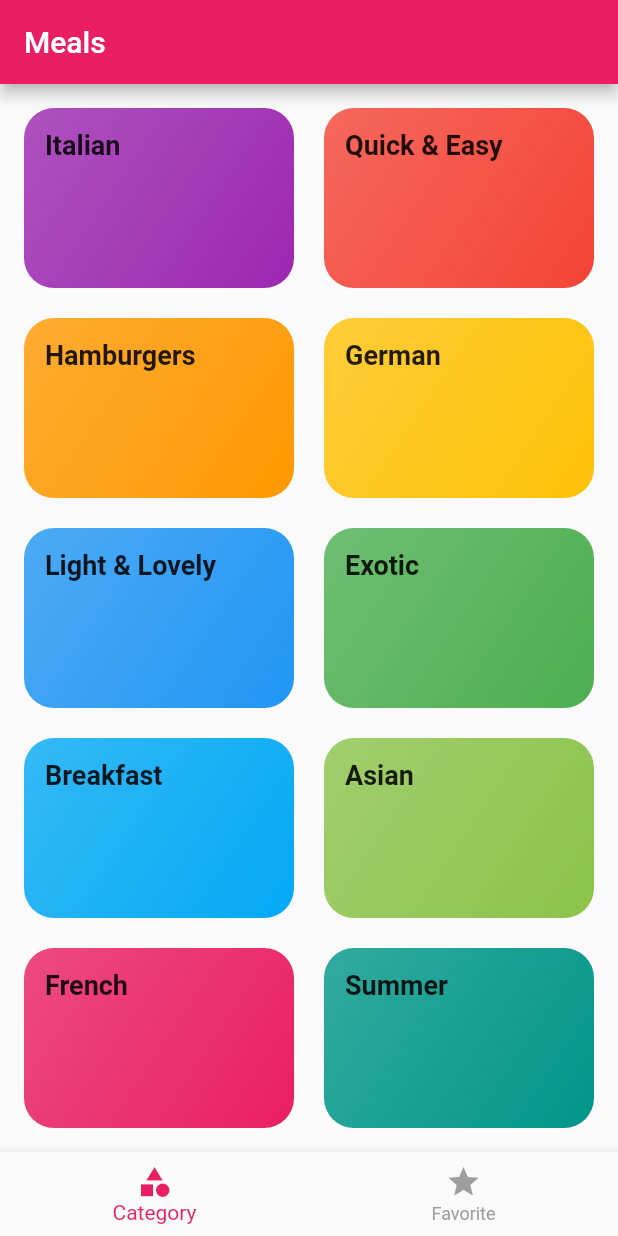
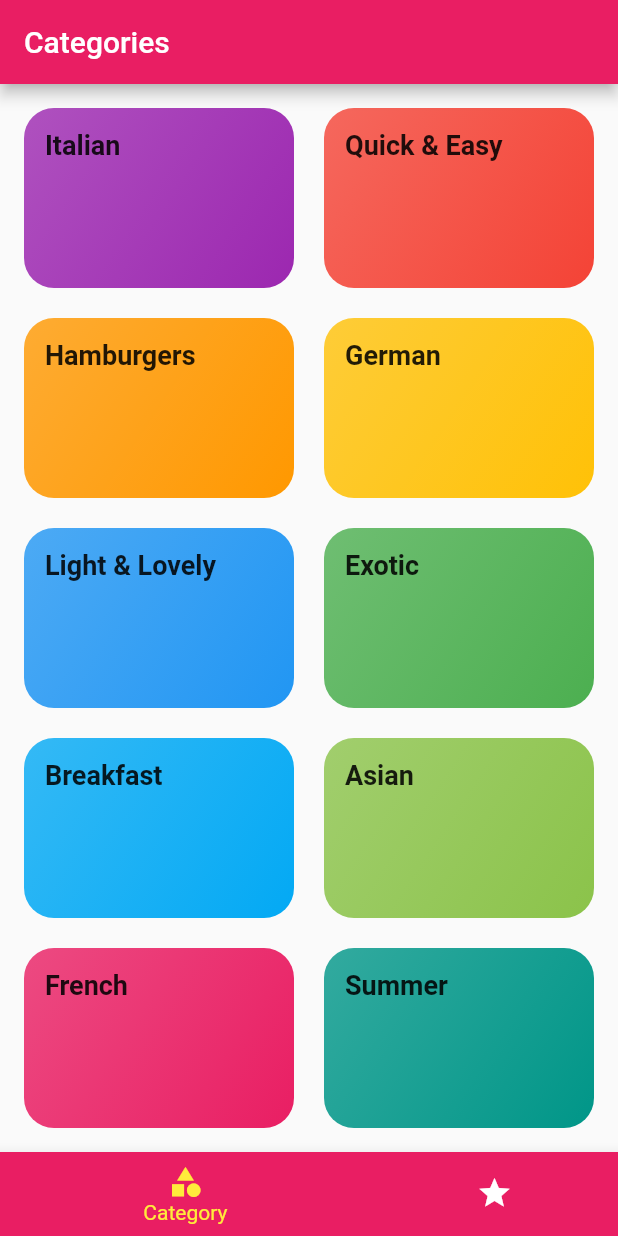
Before and after one commit to mydigita/flutter-recipe-app, a Flutter app: the screen it shows after launch, on a phone screen of 412 x 824 dp. Run offline on Flutter 3.47's test engine with Material 2 defaults, Android fonts, the phone set to English and light mode, and no system bars.

```diff
--- a/lib/screens/tabs_screen.dart
+++ b/lib/screens/tabs_screen.dart
@@ -10,9 +10,15 @@ class TabScreen extends StatefulWidget {
 }
 
 class _TabScreenState extends State<TabScreen> {
-  final List<Widget> _pages = const [
-    CategoriesScreen(),
-    FavoriteScreen(),
+  final List<Map<String, dynamic>> _pages = [
+    {
+      'page': const CategoriesScreen(),
+      'title': 'Categories',
+    },
+    {
+      'page': const FavoriteScreen(),
+      'title': 'Your favorite meal',
+    },
   ];
   int _selectedPageIndex = 0;
   void _selectPage(int index) {
@@ -25,23 +31,24 @@ class _TabScreenState extends State<TabScreen> {
   Widget build(BuildContext context) {
     return Scaffold(
       appBar: AppBar(
-        title: const Text('Meals'),
+        title: Text(_pages[_selectedPageIndex]['title']),
       ),
-      body: _pages[_selectedPageIndex],
+      body: _pages[_selectedPageIndex]['page'],
       bottomNavigationBar: BottomNavigationBar(
         onTap: _selectPage,
-        unselectedItemColor: Colors.grey,
-        selectedItemColor: Theme.of(context).primaryColor,
+        unselectedItemColor: Colors.white,
+        selectedItemColor: Colors.yellow,
         currentIndex: _selectedPageIndex,
-        items: const [
+        type: BottomNavigationBarType.shifting,
+        items: [
           BottomNavigationBarItem(
-            icon: Icon(
-              Icons.category,
-            ),
+            backgroundColor: Theme.of(context).primaryColor,
+            icon: const Icon(Icons.category),
             label: 'Category',
           ),
           BottomNavigationBarItem(
-            icon: Icon(Icons.star),
+            backgroundColor: Theme.of(context).primaryColor,
+            icon: const Icon(Icons.star),
             label: 'Favorite',
           ),
         ],
```
